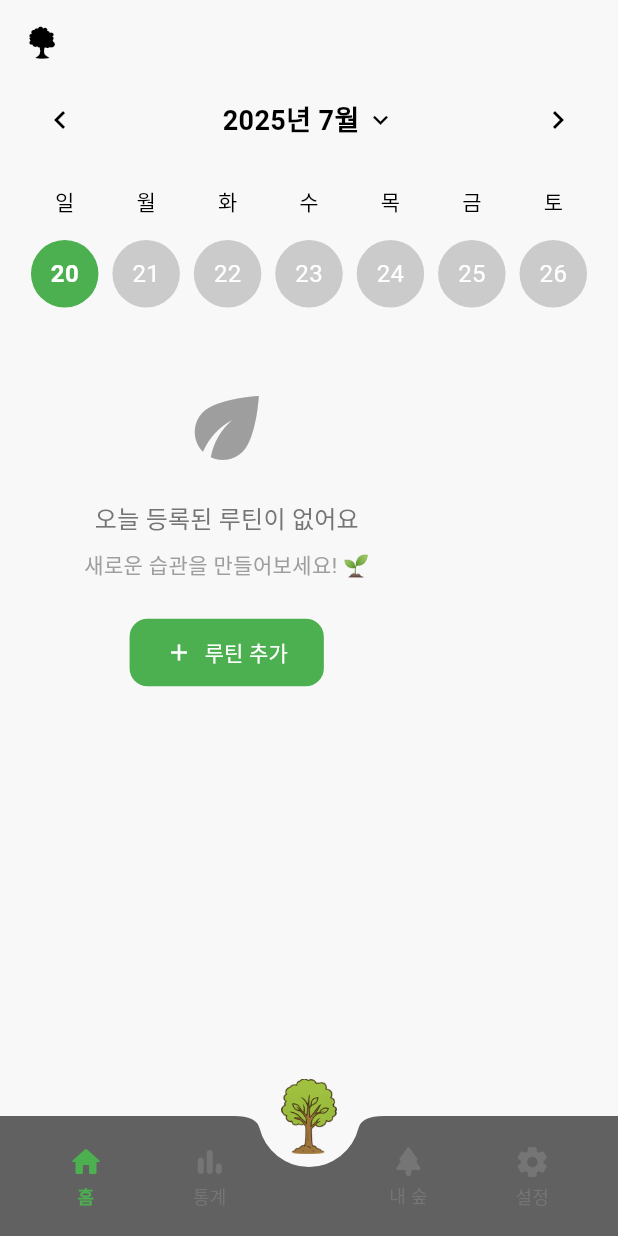
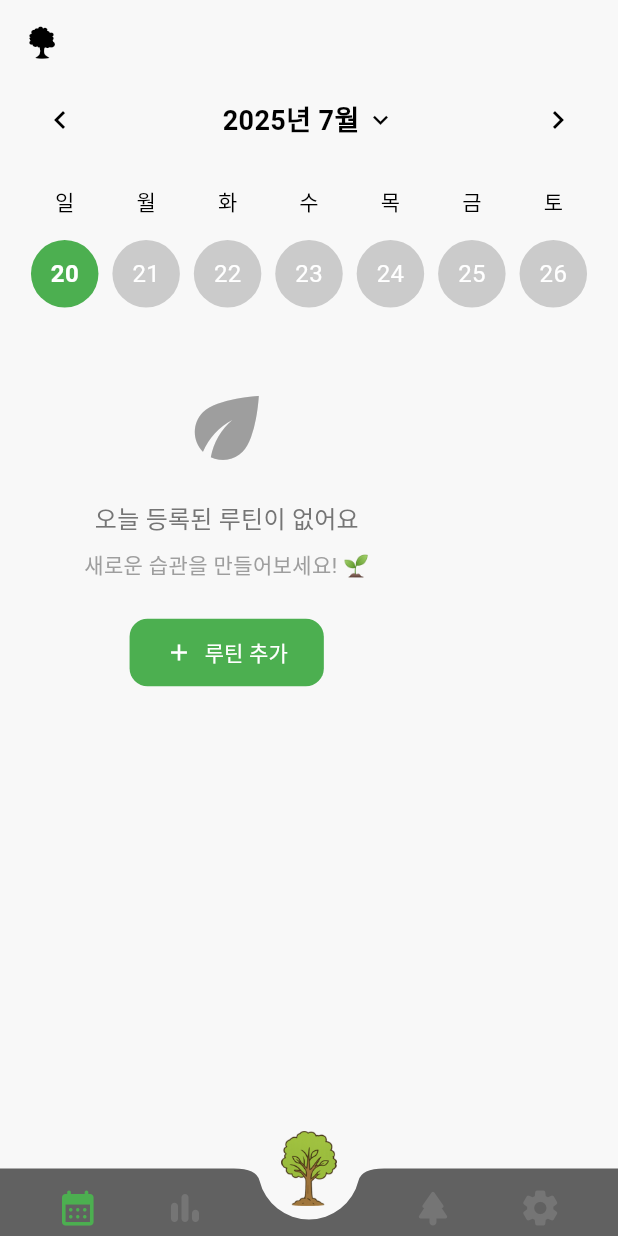
Before and after one commit to J1NWAN/routine_tree_app, a Flutter app: the screen it shows after launch, on a phone screen of 412 x 824 dp. Run offline on Flutter 3.47's test engine with Material 3 defaults, Android fonts, the phone set to English and light mode, and no system bars; our stand-ins replace fl_chart, flutter_riverpod, go_router, hive, hive_flutter; accounts and stored records are empty.

Commit message:
feat: GoRouter 패키지 적용

```diff
--- a/lib/main.dart
+++ b/lib/main.dart
@@ -1,7 +1,7 @@
 import 'package:flutter/material.dart';
 import 'package:flutter_riverpod/flutter_riverpod.dart';
 import 'services/database_service.dart';
-import 'screens/main_screen.dart';
+import 'router/app_router.dart';
 
 void main() async {
   WidgetsFlutterBinding.ensureInitialized();
@@ -12,12 +12,15 @@ void main() async {
   runApp(const ProviderScope(child: RoutineTreeApp()));
 }
 
-class RoutineTreeApp extends StatelessWidget {
+class RoutineTreeApp extends ConsumerWidget {
   const RoutineTreeApp({super.key});
 
   @override
-  Widget build(BuildContext context) {
-    return MaterialApp(
+  Widget build(BuildContext context, WidgetRef ref) {
+    final router = ref.watch(goRouterProvider);
+
+    return MaterialApp.router(
+      routerConfig: router,
       title: '루틴트리',
       theme: ThemeData(
         colorScheme: ColorScheme.fromSeed(
@@ -42,7 +45,6 @@ class RoutineTreeApp extends StatelessWidget {
         colorScheme: ColorScheme.fromSeed(seedColor: const Color(0xFF4CAF50), brightness: Brightness.dark),
         useMaterial3: true,
       ),
-      home: const MainScreen(),
       debugShowCheckedModeBanner: false,
     );
   }
--- /dev/null
+++ b/lib/router/app_router.dart
@@ -0,0 +1,93 @@
+import 'package:flutter/material.dart';
+import 'package:flutter_riverpod/flutter_riverpod.dart';
+import 'package:go_router/go_router.dart';
+import 'package:routine_tree_app/screens/routine_screen.dart';
+
+import '../screens/main_screen.dart';
+import '../screens/home_screen.dart';
+import '../screens/statistics_screen.dart';
+import '../screens/forest_screen.dart';
+import '../screens/settings_screen.dart';
+
+// 하단에서 위로 슬라이드하는 페이지 클래스
+class SlideFromBottomPage extends CustomTransitionPage<void> {
+  const SlideFromBottomPage({required super.child, super.key}) : super(transitionsBuilder: _slideFromBottomTransition);
+
+  static Widget _slideFromBottomTransition(
+    BuildContext context,
+    Animation<double> animation,
+    Animation<double> secondaryAnimation,
+    Widget child,
+  ) {
+    return SlideTransition(
+      position: Tween<Offset>(
+        begin: const Offset(0.0, 1.0), // 하단에서 시작
+        end: Offset.zero, // 중앙으로 이동
+      ).animate(CurvedAnimation(parent: animation, curve: Curves.easeOutCubic)),
+      child: child,
+    );
+  }
+}
+
+// 현재 선택된 네비게이션 인덱스를 관리하는 Provider
+final selectedIndexProvider = StateProvider<int>((ref) => 0);
+
+// GoRouter Provider
+final goRouterProvider = Provider<GoRouter>((ref) {
+  return GoRouter(
+    initialLocation: '/',
+    routes: [
+      // Shell Route를 사용하여 BottomNavigationBar가 있는 메인 화면들을 관리
+      ShellRoute(
+        builder: (context, state, child) {
+          return MainScreen(child: child);
+        },
+        routes: [
+          // 홈
+          GoRoute(
+            path: '/',
+            name: 'home',
+            pageBuilder: (context, state) {
+              return const NoTransitionPage(child: HomeScreen());
+            },
+          ),
+          // 통계
+          GoRoute(
+            path: '/statistics',
+            name: 'statistics',
+            pageBuilder: (context, state) {
+              return const NoTransitionPage(child: StatisticsScreen());
+            },
+          ),
+          // 내 숲
+          GoRoute(
+            path: '/forest',
+            name: 'forest',
+            pageBuilder: (context, state) {
+              return const NoTransitionPage(child: ForestScreen());
+            },
+          ),
+          // 설정
+          GoRoute(
+            path: '/settings',
+            name: 'settings',
+            pageBuilder: (context, state) {
+              return const NoTransitionPage(child: SettingsScreen());
+            },
+          ),
+        ],
+      ),
+      // 루틴 생성 페이지 (바텀 네비게이션 없이, 하단에서 위로 슬라이드)
+      GoRoute(
+        path: '/routine',
+        name: 'routine',
+        pageBuilder: (context, state) {
+          return const SlideFromBottomPage(child: RoutineScreen());
+        },
+      ),
+    ],
+    errorBuilder: (context, state) {
+      return const Scaffold(body: Center(child: Text('페이지를 찾을 수 없습니다')));
+    },
+  );
+});
--- a/lib/screens/main_screen.dart
+++ b/lib/screens/main_screen.dart
@@ -1,104 +1,97 @@
 import 'package:flutter/material.dart';
 import 'package:flutter_riverpod/flutter_riverpod.dart';
-import 'home_screen.dart';
-import 'statistics_screen.dart';
-import 'forest_screen.dart';
-import 'settings_screen.dart';
-import '../widgets/add_routine_dialog.dart';
+import 'package:go_router/go_router.dart';
+import '../router/app_router.dart';
 
-class MainScreen extends ConsumerStatefulWidget {
-  const MainScreen({super.key});
+class MainScreen extends ConsumerWidget {
+  final Widget child;
+
+  const MainScreen({super.key, required this.child});
 
   @override
-  ConsumerState<MainScreen> createState() => _MainScreenState();
-}
-
-class _MainScreenState extends ConsumerState<MainScreen> {
-  int _selectedIndex = 0;
-
-  final List<Widget> _screens = [
-    const HomeScreen(),
-    const StatisticsScreen(),
-    const ForestScreen(), // 중앙 버튼 화면
-    const SettingsScreen(),
-  ];
-
-  @override
-  Widget build(BuildContext context) {
+  Widget build(BuildContext context, WidgetRef ref) {
     return Scaffold(
-      body: IndexedStack(index: _selectedIndex, children: _screens),
-      bottomNavigationBar: _buildBottomNavigationBar(),
-      floatingActionButton: _buildCenterButton(),
+      body: child,
+      bottomNavigationBar: _buildBottomNavigationBar(context, ref),
+      floatingActionButton: _buildCenterButton(context),
       floatingActionButtonLocation: FloatingActionButtonLocation.centerDocked,
     );
   }
 
-  Widget _buildBottomNavigationBar() {
+  Widget _buildBottomNavigationBar(BuildContext context, WidgetRef ref) {
+    // 현재 선택된 인덱스 가져오기
+    final selectedIndex = ref.watch(selectedIndexProvider);
+
     return BottomAppBar(
-      // height: 75,
       color: Colors.grey[700],
       elevation: 8,
       shape: const CircularNotchedRectangle(),
       notchMargin: 6.0,
-      child: SizedBox(
-        height: 75,
+      height: 45,
       child: Row(
         mainAxisAlignment: MainAxisAlignment.spaceAround,
         children: [
           // 홈
-            _buildNavItem(icon: Icons.home_rounded, label: '홈', index: 0, onTap: () => _onItemTapped(0)),
+          _buildNavItem(context: context, ref: ref, icon: Icons.calendar_month_rounded, index: 0, route: '/', selectedIndex: selectedIndex),
           // 통계
-            _buildNavItem(icon: Icons.bar_chart_rounded, label: '통계', index: 1, onTap: () => _onItemTapped(1)),
+          _buildNavItem(
+            context: context,
+            ref: ref,
+            icon: Icons.bar_chart_rounded,
+            index: 1,
+            route: '/statistics',
+            selectedIndex: selectedIndex,
+          ),
           // 중앙 공간 (FAB를 위한 여백)
           const SizedBox(width: 50),
-            // 내 숲 - 인덱스 2로 변경
-            _buildNavItem(icon: Icons.park_rounded, label: '내 숲', index: 2, onTap: () => _onItemTapped(2)),
+          // 내 숲
+          _buildNavItem(context: context, ref: ref, icon: Icons.park_rounded, index: 2, route: '/forest', selectedIndex: selectedIndex),
           // 설정
-            _buildNavItem(icon: Icons.settings_rounded, label: '설정', index: 3, onTap: () => _onItemTapped(3)),
+          _buildNavItem(
+            context: context,
+            ref: ref,
+            icon: Icons.settings_rounded,
+            index: 3,
+            route: '/settings',
+            selectedIndex: selectedIndex,
+          ),
         ],
-        ),
       ),
     );
   }
 
-  Widget _buildNavItem({required IconData icon, required String label, required int index, required VoidCallback onTap}) {
-    final isSelected = _selectedIndex == index;
+  Widget _buildNavItem({
+    required BuildContext context,
+    required WidgetRef ref,
+    required IconData icon,
+    required int index,
+    required String route,
+    required int selectedIndex,
+  }) {
+    final isSelected = selectedIndex == index;
 
-    return Expanded(
-      child: InkWell(
-        onTap: onTap,
-        borderRadius: BorderRadius.circular(12),
-        child: Container(
-          padding: const EdgeInsets.symmetric(vertical: 6),
-          child: Column(
-            mainAxisSize: MainAxisSize.min,
-            mainAxisAlignment: MainAxisAlignment.center,
-            children: [
-              Icon(icon, color: isSelected ? const Color(0xFF4CAF50) : Colors.grey[600], size: 24),
-              const SizedBox(height: 2),
-              Text(
-                label,
-                style: TextStyle(
-                  fontSize: 12,
-                  color: isSelected ? const Color(0xFF4CAF50) : Colors.grey[600],
-                  fontWeight: isSelected ? FontWeight.w600 : FontWeight.normal,
-                ),
-              ),
-            ],
-          ),
-        ),
+    return GestureDetector(
+      onTap: () {
+        // 선택된 인덱스 업데이트
+        ref.read(selectedIndexProvider.notifier).state = index;
+        // GoRouter로 라우팅
+        context.go(route);
+      },
+      child: SizedBox(
+        height: 45,
+        child: Center(child: Icon(icon, color: isSelected ? const Color(0xFF4CAF50) : Colors.grey[600], size: 28)),
       ),
     );
   }
 
-  Widget _buildCenterButton() {
+  Widget _buildCenterButton(BuildContext context) {
     return SizedBox(
       width: 56,
       height: 56,
       child: Material(
         color: Colors.transparent,
         child: InkWell(
-          onTap: _onCenterButtonTapped,
+          onTap: () => _onCenterButtonTapped(context),
           borderRadius: BorderRadius.circular(28),
           child: Container(
             decoration: const BoxDecoration(shape: BoxShape.circle),
@@ -109,14 +102,8 @@ class _MainScreenState extends ConsumerState<MainScreen> {
     );
   }
 
-  void _onItemTapped(int index) {
-    setState(() {
-      _selectedIndex = index;
-    });
-  }
-
-  void _onCenterButtonTapped() {
-    // 중앙 나무 버튼 액션 - 새 루틴 추가 다이얼로그 표시
-    showDialog(context: context, builder: (context) => const AddRoutineDialog());
+  void _onCenterButtonTapped(BuildContext context) {
+    // 중앙 나무 버튼 액션
+    context.go('/routine');
   }
 }
--- a/pubspec.yaml
+++ b/pubspec.yaml
@@ -36,6 +36,9 @@ dependencies:
 
   # 상태 관리
   flutter_riverpod: ^2.4.9
+
+  # 라우팅
+  go_router: ^14.2.7
 
   # 데이터 관리
   hive: ^2.2.3
```
Also changed, not shown: pubspec.lock. Lines whose indentation alone changed are shown as unchanged.
